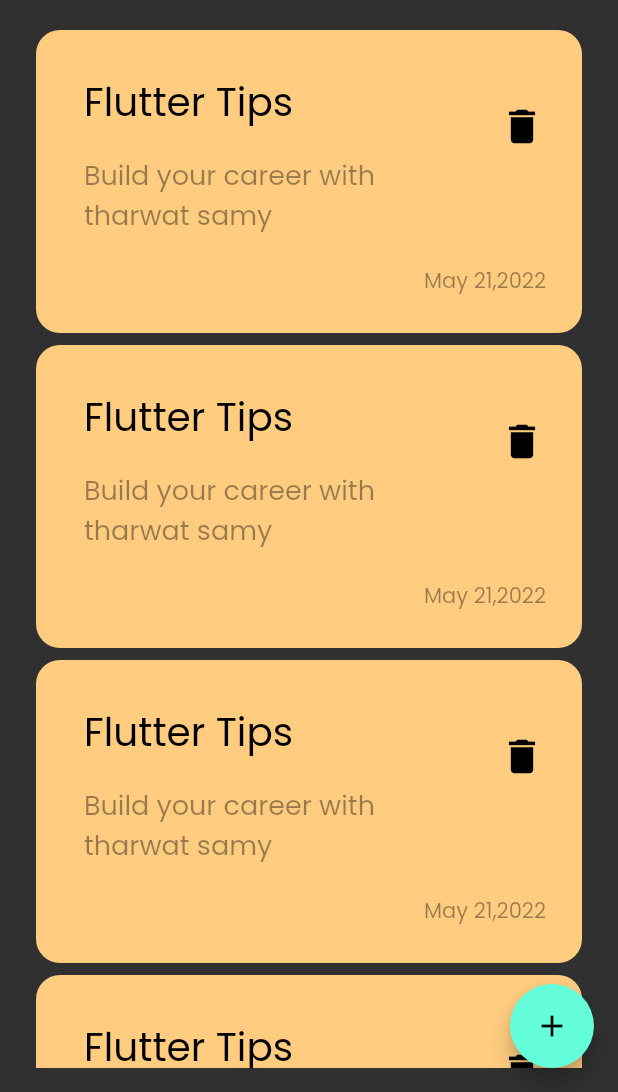
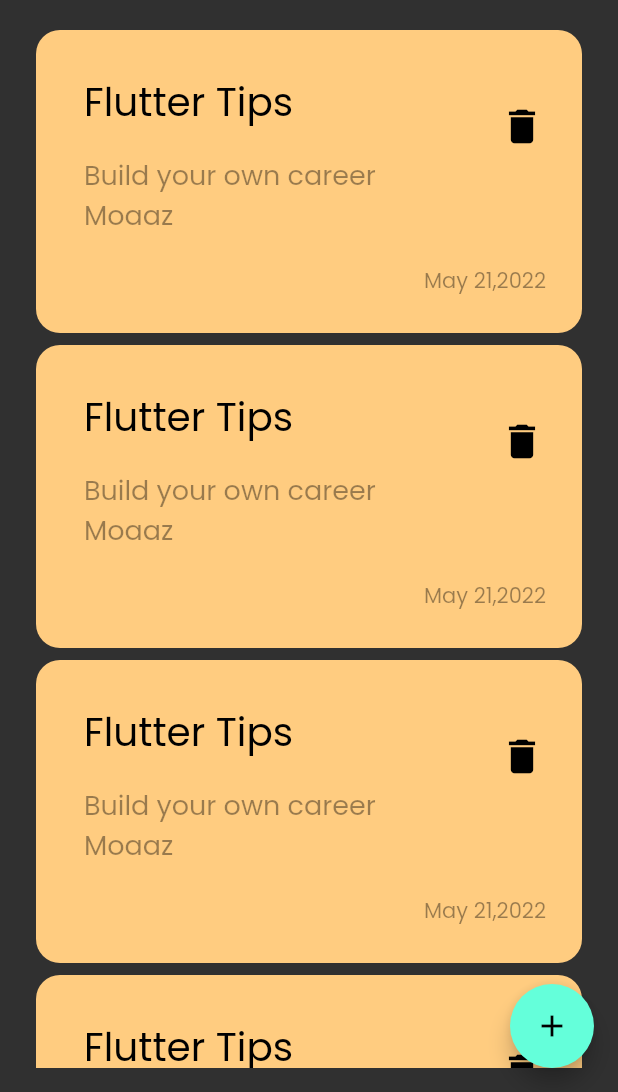
Before and after one commit to MoaazAbdelaziz/notes_app, a Flutter app: the screen it shows after launch, on a phone screen of 412 x 824 dp, the part 144-1236 px from its top. Run offline on Flutter 3.47's test engine with Material 2 defaults, Android fonts, the phone set to English and light mode, and no system bars; our stand-ins replace hive; accounts and stored records are empty.

```diff
--- a/lib/widgets/add_note_bottom_sheet.dart
+++ b/lib/widgets/add_note_bottom_sheet.dart
@@ -17,13 +17,13 @@ class AddNoteBottomSheet extends StatelessWidget {
               height: 32,
             ),
             CustomTextField(
-              hint: 'title',
+              hint: 'Title',
             ),
             SizedBox(
               height: 16,
             ),
             CustomTextField(
-              hint: 'content',
+              hint: 'Content',
               maxLines: 5,
             ),
             SizedBox(
--- a/lib/widgets/note_item.dart
+++ b/lib/widgets/note_item.dart
@@ -35,7 +35,7 @@ class NoteItem extends StatelessWidget {
               subtitle: Padding(
                 padding: const EdgeInsets.symmetric(vertical: 16),
                 child: Text(
-                  'Build your career with tharwat samy',
+                  'Build your own career Moaaz',
                   style: TextStyle(
                     fontSize: 18,
                     color: Colors.black.withOpacity(.4),
--- a/lib/widgets/notes_view_body.dart
+++ b/lib/widgets/notes_view_body.dart
@@ -1,7 +1,5 @@
 import 'package:flutter/material.dart';
-
 import 'custom_app_bar.dart';
-import 'note_item.dart';
 import 'notes_list_view.dart';
 
 class NotesViewBody extends StatelessWidget {
@@ -9,10 +7,10 @@ class NotesViewBody extends StatelessWidget {
 
   @override
   Widget build(BuildContext context) {
-    return Padding(
-      padding: const EdgeInsets.symmetric(horizontal: 24),
+    return const Padding(
+      padding: EdgeInsets.symmetric(horizontal: 24),
       child: Column(
-        children: const [
+        children: [
           SizedBox(
             height: 50,
           ),
```
Also changed, not shown: lib/models/note_model.dart (+18 -9 lines), lib/models/note_model.g.dart (added).
